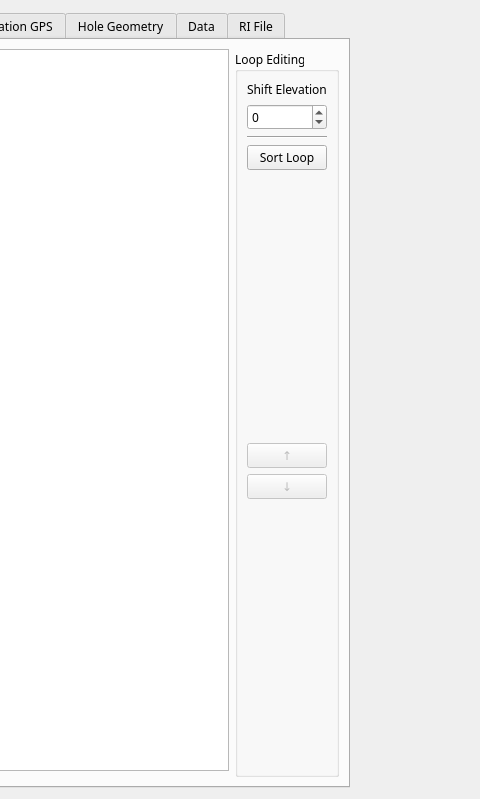
Old version of the form src/qt_ui/pem_info_widget.ui in the repository Eric-Meunier/Processor-Suite; both pictures show x 279 to 759 and y 0 to 799 of the 759 by 799 pixel window.
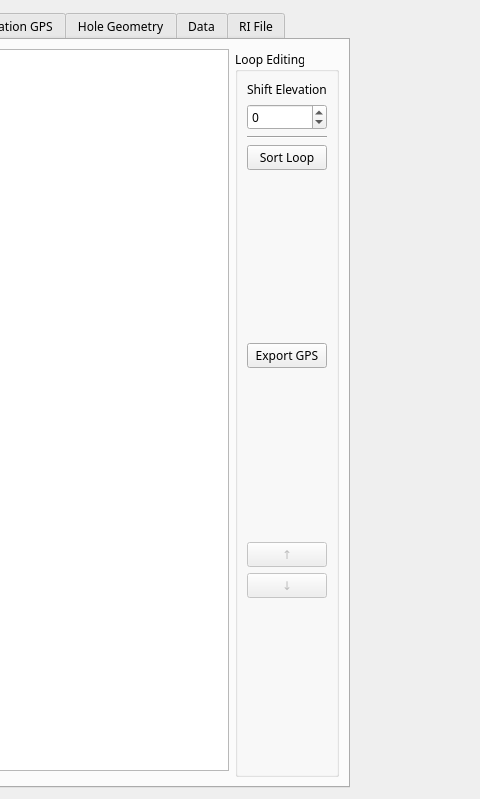
New version of the form. The open tabs and pages were chosen to show the change.

Diff of the .ui file:
```diff
--- a/src/qt_ui/pem_info_widget.ui
+++ b/src/qt_ui/pem_info_widget.ui
@@ -169,6 +169,26 @@
             </property>
            </widget>
           </item>
+          <item>
+           <spacer name="verticalSpacer_7">
+            <property name="orientation">
+             <enum>Qt::Vertical</enum>
+            </property>
+            <property name="sizeHint" stdset="0">
+             <size>
+              <width>20</width>
+              <height>40</height>
+             </size>
+            </property>
+           </spacer>
+          </item>
+          <item>
+           <widget class="QPushButton" name="export_loop_gps_btn">
+            <property name="text">
+             <string>Export GPS</string>
+            </property>
+           </widget>
+          </item>
           <item>
            <spacer name="verticalSpacer_4">
             <property name="orientation">
```
Left out of the diff: 14 changed lines with no effect on the pictures.
